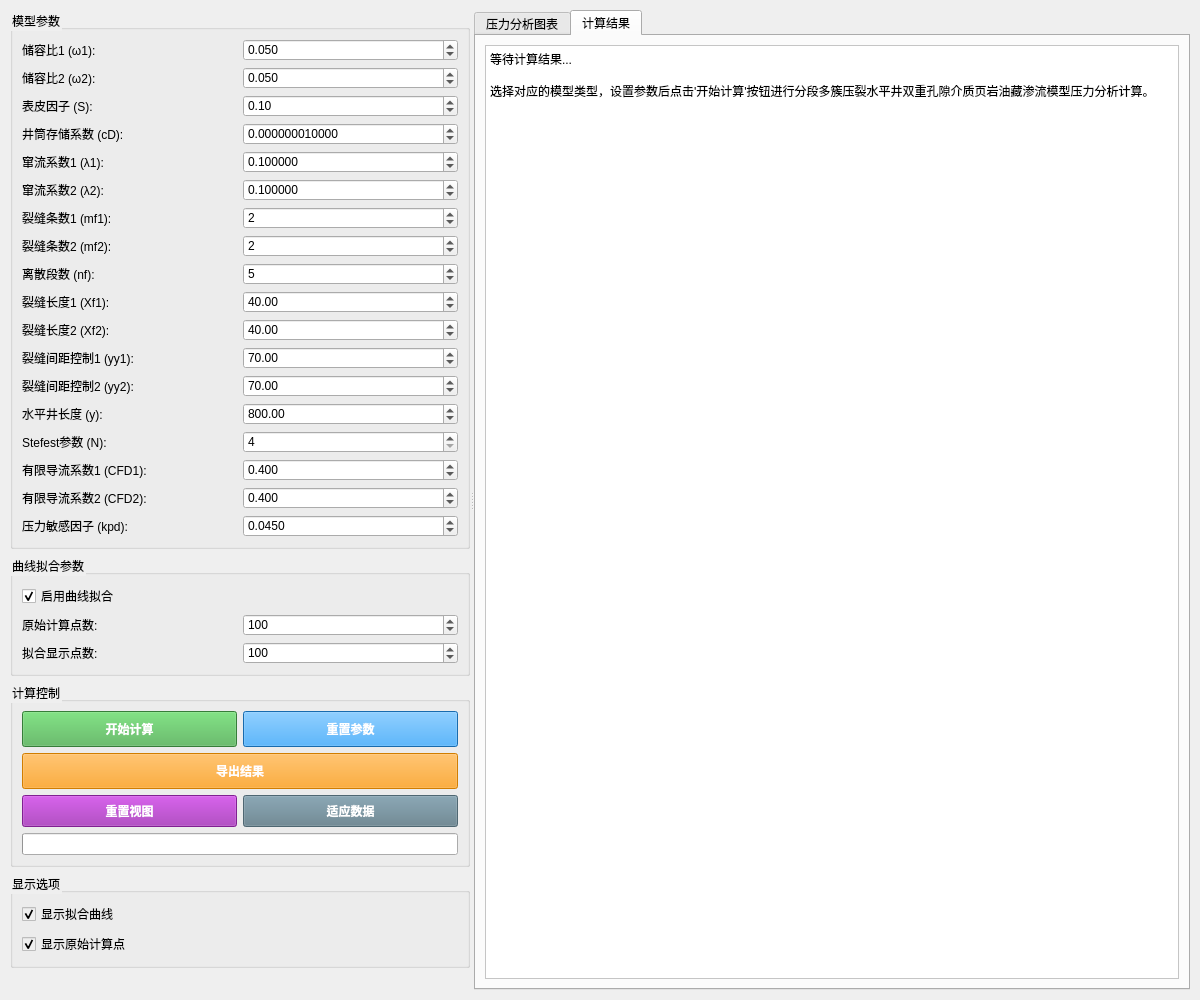
Old version of the form modelwidget3.ui in the repository Luqinghao1/WT1216A.
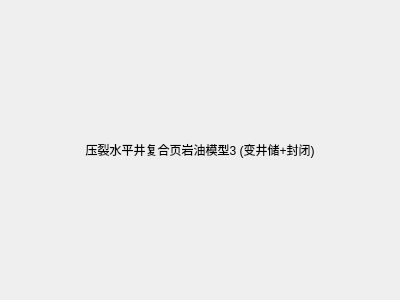
New version of the form. The open tabs and pages were chosen to show the change.

The edit to the form file:
```diff
--- a/modelwidget3.ui
+++ b/modelwidget3.ui
@@ -6,700 +6,19 @@
    <rect>
     <x>0</x>
     <y>0</y>
-    <width>1200</width>
-    <height>1000</height>
+    <width>400</width>
+    <height>300</height>
    </rect>
   </property>
-  <property name="windowTitle">
-   <string>分段多簇压裂水平井双重孔隙介质页岩油藏渗流模型</string>
-  </property>
-  <property name="styleSheet">
-   <string>QWidget { color: black; }</string>
-  </property>
-  <layout class="QVBoxLayout" name="mainLayout">
-   <property name="leftMargin">
-    <number>10</number>
-   </property>
-   <property name="topMargin">
-    <number>10</number>
-   </property>
-   <property name="rightMargin">
-    <number>10</number>
-   </property>
-   <property name="bottomMargin">
-    <number>10</number>
-   </property>
+  <layout class="QVBoxLayout" name="verticalLayout">
    <item>
-    <widget class="QSplitter" name="mainSplitter">
-     <property name="orientation">
-      <enum>Qt::Orientation::Horizontal</enum>
+    <widget class="QLabel" name="label">
+     <property name="text">
+      <string>压裂水平井复合页岩油模型3 (变井储+封闭)</string>
      </property>
-     <widget class="QWidget" name="leftPanel">
-      <property name="minimumSize">
-       <size>
-        <width>420</width>
-        <height>0</height>
-       </size>
-      </property>
-      <property name="maximumSize">
-       <size>
-        <width>460</width>
-        <height>16777215</height>
-       </size>
-      </property>
-      <layout class="QVBoxLayout" name="leftLayout">
-       <item>
-        <widget class="QGroupBox" name="parameterGroup">
-         <property name="title">
-          <string>模型参数</string>
-         </property>
-         <layout class="QGridLayout" name="paramLayout">
-          <item row="0" column="0">
-           <widget class="QLabel" name="label_omega1">
-            <property name="text">
-             <string>储容比1 (ω1):</string>
-            </property>
-           </widget>
-          </item>
-          <item row="0" column="1">
-           <widget class="QDoubleSpinBox" name="omega1SpinBox">
-            <property name="decimals">
-             <number>3</number>
-            </property>
-            <property name="minimum">
-             <double>0.001000000000000</double>
-            </property>
-            <property name="maximum">
-             <double>0.999000000000000</double>
-            </property>
-            <property name="singleStep">
-             <double>0.001000000000000</double>
-            </property>
-            <property name="value">
-             <double>0.050000000000000</double>
-            </property>
-           </widget>
-          </item>
-          <item row="1" column="0">
-           <widget class="QLabel" name="label_omega2">
-            <property name="text">
-             <string>储容比2 (ω2):</string>
-            </property>
-           </widget>
-          </item>
-          <item row="1" column="1">
-           <widget class="QDoubleSpinBox" name="omega2SpinBox">
-            <property name="decimals">
-             <number>3</number>
-            </property>
-            <property name="minimum">
-             <double>0.001000000000000</double>
-            </property>
-            <property name="maximum">
-             <double>0.999000000000000</double>
-            </property>
-            <property name="singleStep">
-             <double>0.001000000000000</double>
-            </property>
-            <property name="value">
-             <double>0.050000000000000</double>
-            </property>
-           </widget>
-          </item>
-          <item row="2" column="0">
-           <widget class="QLabel" name="label_s">
-            <property name="text">
-             <string>表皮因子 (S):</string>
-            </property>
-           </widget>
-          </item>
-          <item row="2" column="1">
-           <widget class="QDoubleSpinBox" name="sSpinBox">
-            <property name="decimals">
-             <number>2</number>
-            </property>
-            <property name="minimum">
-             <double>-10.000000000000000</double>
-            </property>
-            <property name="maximum">
-             <double>50.000000000000000</double>
-            </property>
-            <property name="value">
-             <double>0.100000000000000</double>
-            </property>
-           </widget>
-          </item>
-          <item row="3" column="0">
-           <widget class="QLabel" name="label_cd">
-            <property name="text">
-             <string>井筒存储系数 (cD):</string>
-            </property>
-           </widget>
-          </item>
-          <item row="3" column="1">
-           <widget class="QDoubleSpinBox" name="cDSpinBox">
-            <property name="decimals">
-             <number>12</number>
-            </property>
-            <property name="minimum">
-             <double>0.000000000001000</double>
-            </property>
-            <property name="maximum">
-             <double>0.010000000000000</double>
-            </property>
-            <property name="value">
-             <double>0.000000010000000</double>
-            </property>
-           </widget>
-          </item>
-          <item row="4" column="0">
-           <widget class="QLabel" name="label_lambda1">
-            <property name="text">
-             <string>窜流系数1 (λ1):</string>
-            </property>
-           </widget>
-          </item>
-          <item row="4" column="1">
-           <widget class="QDoubleSpinBox" name="lambda1SpinBox">
-            <property name="decimals">
-             <number>6</number>
-            </property>
-            <property name="minimum">
-             <double>0.000001000000000</double>
-            </property>
-            <property name="maximum">
-             <double>1.000000000000000</double>
-            </property>
-            <property name="value">
-             <double>0.100000000000000</double>
-            </property>
-           </widget>
-          </item>
-          <item row="5" column="0">
-           <widget class="QLabel" name="label_lambda2">
-            <property name="text">
-             <string>窜流系数2 (λ2):</string>
-            </property>
-           </widget>
-          </item>
-          <item row="5" column="1">
-           <widget class="QDoubleSpinBox" name="lambda2SpinBox">
-            <property name="decimals">
-             <number>6</number>
-            </property>
-            <property name="minimum">
-             <double>0.000001000000000</double>
-            </property>
-            <property name="maximum">
-             <double>1.000000000000000</double>
-            </property>
-            <property name="value">
-             <double>0.100000000000000</double>
-            </property>
-           </widget>
-          </item>
-          <item row="6" column="0">
-           <widget class="QLabel" name="label_mf1">
-            <property name="text">
-             <string>裂缝条数1 (mf1):</string>
-            </property>
-           </widget>
-          </item>
-          <item row="6" column="1">
-           <widget class="QSpinBox" name="mf1SpinBox">
-            <property name="minimum">
-             <number>1</number>
-            </property>
-            <property name="maximum">
-             <number>20</number>
-            </property>
-            <property name="value">
-             <number>2</number>
-            </property>
-           </widget>
-          </item>
-          <item row="7" column="0">
-           <widget class="QLabel" name="label_mf2">
-            <property name="text">
-             <string>裂缝条数2 (mf2):</string>
-            </property>
-           </widget>
-          </item>
-          <item row="7" column="1">
-           <widget class="QSpinBox" name="mf2SpinBox">
-            <property name="minimum">
-             <number>1</number>
-            </property>
-            <property name="maximum">
-             <number>20</number>
-            </property>
-            <property name="value">
-             <number>2</number>
-            </property>
-           </widget>
-          </item>
-          <item row="8" column="0">
-           <widget class="QLabel" name="label_nf">
-            <property name="text">
-             <string>离散段数 (nf):</string>
-            </property>
-           </widget>
-          </item>
-          <item row="8" column="1">
-           <widget class="QSpinBox" name="nfSpinBox">
-            <property name="minimum">
-             <number>3</number>
-            </property>
-            <property name="maximum">
-             <number>20</number>
-            </property>
-            <property name="value">
-             <number>5</number>
-            </property>
-           </widget>
-          </item>
-          <item row="9" column="0">
-           <widget class="QLabel" name="label_xf1">
-            <property name="text">
-             <string>裂缝长度1 (Xf1):</string>
-            </property>
-           </widget>
-          </item>
-          <item row="9" column="1">
-           <widget class="QDoubleSpinBox" name="xf1SpinBox">
-            <property name="minimum">
-             <double>1.000000000000000</double>
-            </property>
-            <property name="maximum">
-             <double>5000.000000000000000</double>
-            </property>
-            <property name="value">
-             <double>40.000000000000000</double>
-            </property>
-           </widget>
-          </item>
-          <item row="10" column="0">
-           <widget class="QLabel" name="label_xf2">
-            <property name="text">
-             <string>裂缝长度2 (Xf2):</string>
-            </property>
-           </widget>
-          </item>
-          <item row="10" column="1">
-           <widget class="QDoubleSpinBox" name="xf2SpinBox">
-            <property name="minimum">
-             <double>1.000000000000000</double>
-            </property>
-            <property name="maximum">
-             <double>5000.000000000000000</double>
-            </property>
-            <property name="value">
-             <double>40.000000000000000</double>
-            </property>
-           </widget>
-          </item>
-          <item row="11" column="0">
-           <widget class="QLabel" name="label_yy1">
-            <property name="text">
-             <string>裂缝间距控制1 (yy1):</string>
-            </property>
-           </widget>
-          </item>
-          <item row="11" column="1">
-           <widget class="QDoubleSpinBox" name="yy1SpinBox">
-            <property name="minimum">
-             <double>10.000000000000000</double>
-            </property>
-            <property name="maximum">
-             <double>5000.000000000000000</double>
-            </property>
-            <property name="value">
-             <double>70.000000000000000</double>
-            </property>
-           </widget>
-          </item>
-          <item row="12" column="0">
-           <widget class="QLabel" name="label_yy2">
-            <property name="text">
-             <string>裂缝间距控制2 (yy2):</string>
-            </property>
-           </widget>
-          </item>
-          <item row="12" column="1">
-           <widget class="QDoubleSpinBox" name="yy2SpinBox">
-            <property name="minimum">
-             <double>10.000000000000000</double>
-            </property>
-            <property name="maximum">
-             <double>5000.000000000000000</double>
-            </property>
-            <property name="value">
-             <double>70.000000000000000</double>
-            </property>
-           </widget>
-          </item>
-          <item row="13" column="0">
-           <widget class="QLabel" name="label_y">
-            <property name="text">
-             <string>水平井长度 (y):</string>
-            </property>
-           </widget>
-          </item>
-          <item row="13" column="1">
-           <widget class="QDoubleSpinBox" name="ySpinBox">
-            <property name="minimum">
-             <double>100.000000000000000</double>
-            </property>
-            <property name="maximum">
-             <double>10000.000000000000000</double>
-            </property>
-            <property name="value">
-             <double>800.000000000000000</double>
-            </property>
-           </widget>
-          </item>
-          <item row="14" column="0">
-           <widget class="QLabel" name="label_n">
-            <property name="text">
-             <string>Stefest参数 (N):</string>
-            </property>
-           </widget>
-          </item>
-          <item row="14" column="1">
-           <widget class="QSpinBox" name="nSpinBox">
-            <property name="minimum">
-             <number>4</number>
-            </property>
-            <property name="maximum">
-             <number>18</number>
-            </property>
-            <property name="singleStep">
-             <number>2</number>
-            </property>
-            <property name="value">
-             <number>4</number>
-            </property>
-           </widget>
-          </item>
-          <item row="15" column="0">
-           <widget class="QLabel" name="label_cfd1">
-            <property name="text">
-             <string>有限导流系数1 (CFD1):</string>
-            </property>
-           </widget>
-          </item>
-          <item row="15" column="1">
-           <widget class="QDoubleSpinBox" name="cfd1SpinBox">
-            <property name="decimals">
-             <number>3</number>
-            </property>
-            <property name="minimum">
-             <double>0.001000000000000</double>
-            </property>
-            <property name="maximum">
-             <double>100.000000000000000</double>
-            </property>
-            <property name="value">
-             <double>0.400000000000000</double>
-            </property>
-           </widget>
-          </item>
-          <item row="16" column="0">
-           <widget class="QLabel" name="label_cfd2">
-            <property name="text">
-             <string>有限导流系数2 (CFD2):</string>
-            </property>
-           </widget>
-          </item>
-          <item row="16" column="1">
-           <widget class="QDoubleSpinBox" name="cfd2SpinBox">
-            <property name="decimals">
-             <number>3</number>
-            </property>
-            <property name="minimum">
-             <double>0.001000000000000</double>
-            </property>
-            <property name="maximum">
-             <double>100.000000000000000</double>
-            </property>
-            <property name="value">
-             <double>0.400000000000000</double>
-            </property>
-           </widget>
-          </item>
-          <item row="17" column="0">
-           <widget class="QLabel" name="label_kpd">
-            <property name="text">
-             <string>压力敏感因子 (kpd):</string>
-            </property>
-           </widget>
-          </item>
-          <item row="17" column="1">
-           <widget class="QDoubleSpinBox" name="kpdSpinBox">
-            <property name="decimals">
-             <number>4</number>
-            </property>
-            <property name="minimum">
-             <double>0.000100000000000</double>
-            </property>
-            <property name="maximum">
-             <double>1.000000000000000</double>
-            </property>
-            <property name="value">
-             <double>0.045000000000000</double>
-            </property>
-           </widget>
-          </item>
-         </layout>
-        </widget>
-       </item>
-       <item>
-        <widget class="QGroupBox" name="fittingGroup">
-         <property name="title">
-          <string>曲线拟合参数</string>
-         </property>
-         <layout class="QGridLayout" name="fittingLayout">
-          <item row="0" column="0" colspan="2">
-           <widget class="QCheckBox" name="enableFittingCheckBox">
-            <property name="text">
-             <string>启用曲线拟合</string>
-            </property>
-            <property name="checked">
-             <bool>true</bool>
-            </property>
-           </widget>
-          </item>
-          <item row="1" column="0">
-           <widget class="QLabel" name="label_original_points">
-            <property name="text">
-             <string>原始计算点数:</string>
-            </property>
-           </widget>
-          </item>
-          <item row="1" column="1">
-           <widget class="QSpinBox" name="originalPointsSpinBox">
-            <property name="minimum">
-             <number>10</number>
-            </property>
-            <property name="maximum">
-             <number>1000</number>
-            </property>
-            <property name="value">
-             <number>100</number>
-            </property>
-           </widget>
-          </item>
-          <item row="2" column="0">
-           <widget class="QLabel" name="label_fitting_points">
-            <property name="text">
-             <string>拟合显示点数:</string>
-            </property>
-           </widget>
-          </item>
-          <item row="2" column="1">
-           <widget class="QSpinBox" name="fittingPointsSpinBox">
-            <property name="minimum">
-             <number>10</number>
-            </property>
-            <property name="maximum">
-             <number>1000</number>
-            </property>
-            <property name="value">
-             <number>100</number>
-            </property>
-           </widget>
-          </item>
-         </layout>
-        </widget>
-       </item>
-       <item>
-        <widget class="QGroupBox" name="controlGroup">
-         <property name="title">
-          <string>计算控制</string>
-         </property>
-         <layout class="QVBoxLayout" name="controlLayout">
-          <item>
-           <layout class="QHBoxLayout" name="buttonLayout1">
-            <item>
-             <widget class="QPushButton" name="calculateButton">
-              <property name="styleSheet">
-               <string>QPushButton { background-color: #4CAF50; color: white; font-weight: bold; padding: 8px; }</string>
-              </property>
-              <property name="text">
-               <string>开始计算</string>
-              </property>
-             </widget>
-            </item>
-            <item>
-             <widget class="QPushButton" name="resetButton">
-              <property name="styleSheet">
-               <string>QPushButton { background-color: #2196F3; color: white; font-weight: bold; padding: 8px; }</string>
-              </property>
-              <property name="text">
-               <string>重置参数</string>
-              </property>
-             </widget>
-            </item>
-           </layout>
-          </item>
-          <item>
-           <layout class="QHBoxLayout" name="buttonLayout2">
-            <item>
-             <widget class="QPushButton" name="exportButton">
-              <property name="enabled">
-               <bool>false</bool>
-              </property>
-              <property name="styleSheet">
-               <string>QPushButton { background-color: #FF9800; color: white; font-weight: bold; padding: 8px; }</string>
-              </property>
-              <property name="text">
-               <string>导出结果</string>
-              </property>
-             </widget>
-            </item>
-           </layout>
-          </item>
-          <item>
-           <layout class="QHBoxLayout" name="viewLayout">
-            <item>
-             <widget class="QPushButton" name="resetViewButton">
-              <property name="enabled">
-               <bool>false</bool>
-              </property>
-              <property name="styleSheet">
-               <string>QPushButton { background-color: #9C27B0; color: white; font-weight: bold; padding: 6px; }</string>
-              </property>
-              <property name="text">
-               <string>重置视图</string>
-              </property>
-             </widget>
-            </item>
-            <item>
-             <widget class="QPushButton" name="fitToDataButton">
-              <property name="enabled">
-               <bool>false</bool>
-              </property>
-              <property name="styleSheet">
-               <string>QPushButton { background-color: #607D8B; color: white; font-weight: bold; padding: 6px; }</string>
-              </property>
-              <property name="text">
-               <string>适应数据</string>
-              </property>
-             </widget>
-            </item>
-           </layout>
-          </item>
-          <item>
-           <widget class="QProgressBar" name="progressBar">
-            <property name="visible">
-             <bool>false</bool>
-            </property>
-           </widget>
-          </item>
-         </layout>
-        </widget>
-       </item>
-       <item>
-        <widget class="QGroupBox" name="displayGroup">
-         <property name="title">
-          <string>显示选项</string>
-         </property>
-         <layout class="QVBoxLayout" name="displayLayout">
-          <item>
-           <widget class="QCheckBox" name="showFittedCurveCheckBox">
-            <property name="enabled">
-             <bool>false</bool>
-            </property>
-            <property name="text">
-             <string>显示拟合曲线</string>
-            </property>
-            <property name="checked">
-             <bool>true</bool>
-            </property>
-           </widget>
-          </item>
-          <item>
-           <widget class="QCheckBox" name="showOriginalDataCheckBox">
-            <property name="enabled">
-             <bool>false</bool>
-            </property>
-            <property name="text">
-             <string>显示原始计算点</string>
-            </property>
-            <property name="checked">
-             <bool>true</bool>
-            </property>
-           </widget>
-          </item>
-         </layout>
-        </widget>
-       </item>
-       <item>
-        <spacer name="verticalSpacer">
-         <property name="orientation">
-          <enum>Qt::Orientation::Vertical</enum>
-         </property>
-         <property name="sizeHint" stdset="0">
-          <size>
-           <width>20</width>
-           <height>40</height>
-          </size>
-         </property>
-        </spacer>
-       </item>
-      </layout>
-     </widget>
-     <widget class="QTabWidget" name="tabWidget">
-      <property name="currentIndex">
-       <number>0</number>
-      </property>
-      <property name="styleSheet">
-       <string>QTabWidget { margin-top: -85px; }</string>
-      </property>
-      <widget class="QWidget" name="chartTab">
-       <attribute name="title">
-        <string>压力分析图表</string>
-       </attribute>
-      </widget>
-      <widget class="QWidget" name="resultTab">
-       <attribute name="title">
-        <string>计算结果</string>
-       </attribute>
-       <layout class="QVBoxLayout" name="resultLayout">
-        <item>
-         <widget class="QTextEdit" name="resultTextEdit">
-          <property name="styleSheet">
-           <string>QTextEdit { color: black; background-color: white; }</string>
-          </property>
-          <property name="readOnly">
-           <bool>true</bool>
-          </property>
-          <property name="html">
-           <string>&lt;!DOCTYPE HTML PUBLIC &quot;-//W3C//DTD HTML 4.0//EN&quot; &quot;http://www.w3.org/TR/REC-html40/strict.dtd&quot;&gt;
-&lt;html&gt;&lt;head&gt;&lt;meta name=&quot;qrichtext&quot; content=&quot;1&quot; /&gt;&lt;meta charset=&quot;utf-8&quot; /&gt;&lt;style type=&quot;text/css&quot;&gt;
-p, li { white-space: pre-wrap; }
-hr { height: 1px; border-width: 0; }
-li.unchecked::marker { content: &quot;\2610&quot;; }
-li.checked::marker { content: &quot;\2612&quot;; }
-&lt;/style&gt;&lt;/head&gt;&lt;body style=&quot; font-family:'Microsoft YaHei UI'; font-size:9pt; font-weight:400; font-style:normal;&quot;&gt;
-&lt;p style=&quot; margin-top:0px; margin-bottom:0px; margin-left:0px; margin-right:0px; -qt-block-indent:0; text-indent:0px;&quot;&gt;等待计算结果...&lt;/p&gt;
-&lt;p style=&quot;-qt-paragraph-type:empty; margin-top:0px; margin-bottom:0px; margin-left:0px; margin-right:0px; -qt-block-indent:0; text-indent:0px;&quot;&gt;&lt;br /&gt;&lt;/p&gt;
-&lt;p style=&quot; margin-top:0px; margin-bottom:0px; margin-left:0px; margin-right:0px; -qt-block-indent:0; text-indent:0px;&quot;&gt;选择对应的模型类型，设置参数后点击'开始计算'按钮进行分段多簇压裂水平井双重孔隙介质页岩油藏渗流模型压力分析计算。&lt;/p&gt;
-&lt;p style=&quot;-qt-paragraph-type:empty; margin-top:0px; margin-bottom:0px; margin-left:0px; margin-right:0px; -qt-block-indent:0; text-indent:0px;&quot;&gt;&lt;br /&gt;&lt;/p&gt;
-&lt;p style=&quot;-qt-paragraph-type:empty; margin-top:0px; margin-bottom:0px; margin-left:0px; margin-right:0px; -qt-block-indent:0; text-indent:0px;&quot;&gt;&lt;br /&gt;&lt;/p&gt;&lt;/body&gt;&lt;/html&gt;</string>
-          </property>
-          <property name="plainText">
-           <string>等待计算结果...
-
-选择对应的模型类型，设置参数后点击'开始计算'按钮进行分段多簇压裂水平井双重孔隙介质页岩油藏渗流模型压力分析计算。
-
-</string>
-          </property>
-         </widget>
-        </item>
-       </layout>
-      </widget>
-     </widget>
+     <property name="alignment">
+      <set>Qt::AlignCenter</set>
+     </property>
     </widget>
    </item>
   </layout>
```
